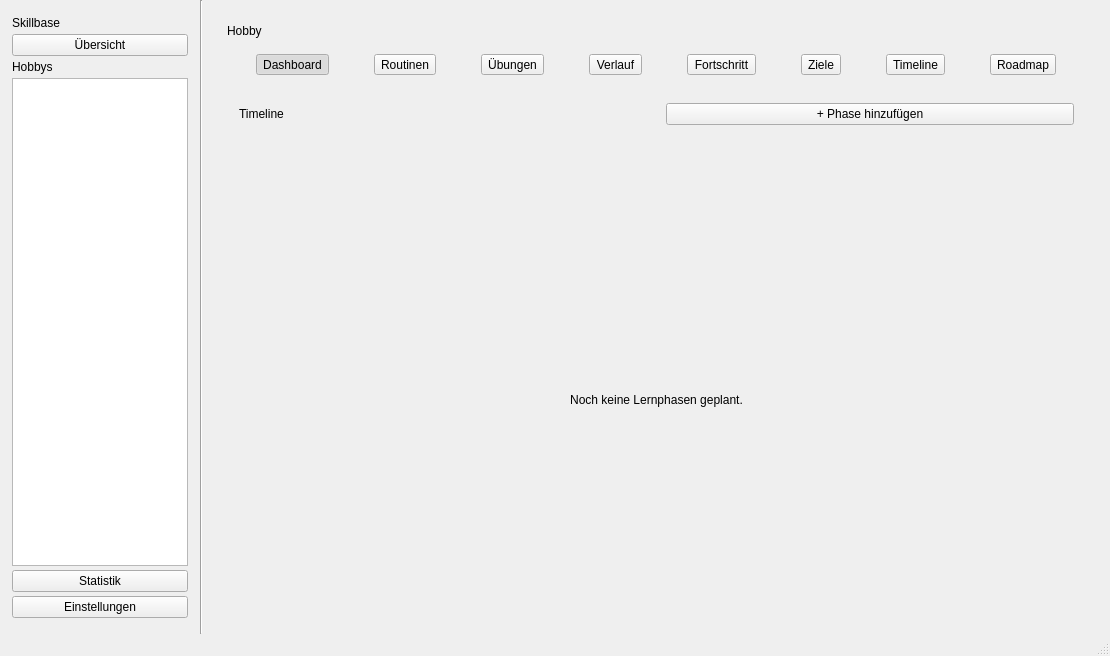
Qt form resources/mainwindow.ui (ItsDylan255/Skillbase) before a commit.
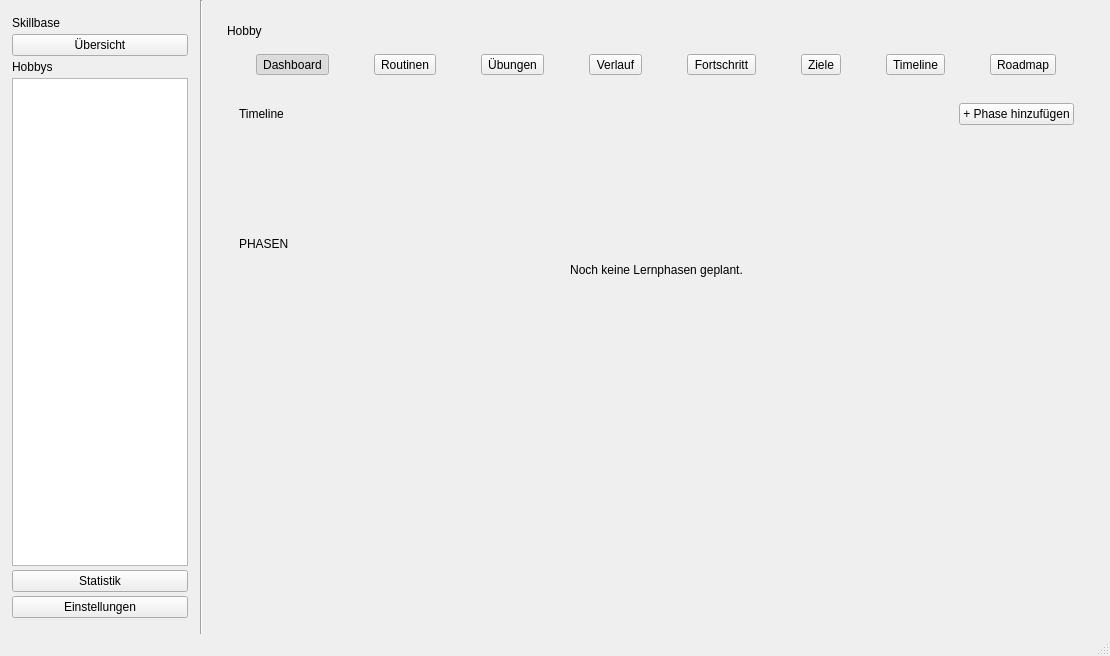
The same form after that commit. The open tabs and pages were chosen to show the change. Custom widgets are drawn as their Qt base class.

Commit message: feat(timeline): add phase date defaults and overlap validation

The edit to the form file:
```diff
--- a/resources/mainwindow.ui
+++ b/resources/mainwindow.ui
@@ -774,6 +774,12 @@
                    <property name="orientation">
                     <enum>Qt::Orientation::Horizontal</enum>
                    </property>
+                   <property name="sizeHint" stdset="0">
+                    <size>
+                     <width>0</width>
+                     <height>0</height>
+                    </size>
+                   </property>
                   </spacer>
                  </item>
                  <item>
@@ -791,13 +797,13 @@
                  <property name="minimumSize">
                   <size>
                    <width>0</width>
-                   <height>60</height>
+                   <height>88</height>
                   </size>
                  </property>
                  <property name="maximumSize">
                   <size>
                    <width>16777215</width>
-                   <height>60</height>
+                   <height>88</height>
                   </size>
                  </property>
                  <property name="toolTip">
@@ -805,7 +811,13 @@
                  </property>
                 </widget>
                </item>
-               <!-- Scroll Area für Phasen-Cards -->
+               <item>
+                <widget class="QLabel" name="timelinePhasesHeaderLabel">
+                 <property name="text">
+                  <string>PHASEN</string>
+                 </property>
+                </widget>
+               </item>
                <item>
                 <widget class="QScrollArea" name="timelinePhaseScrollArea">
                  <property name="widgetResizable">
@@ -815,6 +827,14 @@
                   <enum>QFrame::Shape::NoFrame</enum>
                  </property>
                  <widget class="QWidget" name="timelinePhasesWidget">
+                  <property name="geometry">
+                   <rect>
+                    <x>0</x>
+                    <y>0</y>
+                    <width>835</width>
+                    <height>379</height>
+                   </rect>
+                  </property>
                   <layout class="QVBoxLayout" name="timelinePhasesLayout">
                    <property name="spacing">
                     <number>12</number>
@@ -846,6 +866,12 @@
                      <property name="orientation">
                       <enum>Qt::Orientation::Vertical</enum>
                      </property>
+                     <property name="sizeHint" stdset="0">
+                      <size>
+                       <width>0</width>
+                       <height>0</height>
+                      </size>
+                     </property>
                     </spacer>
                    </item>
                   </layout>
@@ -1254,6 +1280,14 @@
   </widget>
   <widget class="QStatusBar" name="statusbar"/>
  </widget>
+ <customwidgets>
+  <customwidget>
+   <class>TimelineBarWidget</class>
+   <extends>QWidget</extends>
+   <header location="global">timelinebarwidget.h</header>
+   <container>1</container>
+  </customwidget>
+ </customwidgets>
  <resources/>
  <connections/>
 </ui>
```
Left out of the diff: 98 changed lines with no effect on the pictures. The commit also changes 11 other files.
